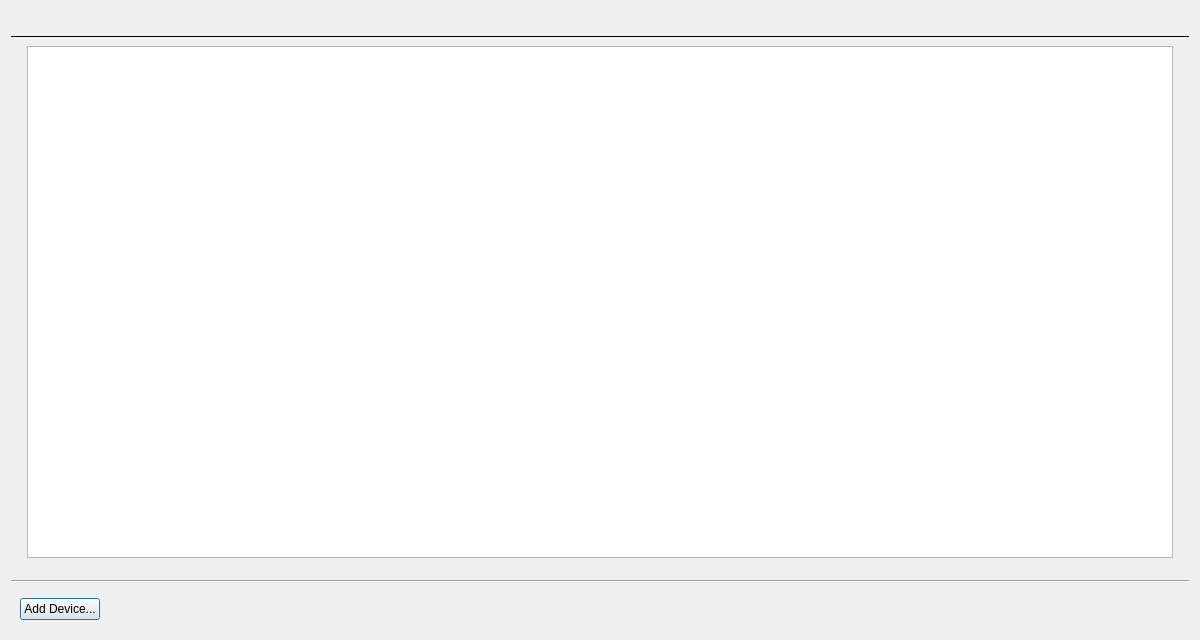
Qt form vms/client/nx_vms_client_desktop/src/ui/dialogs/camera_list_dialog.ui (networkoptix/nx_open) before a commit.
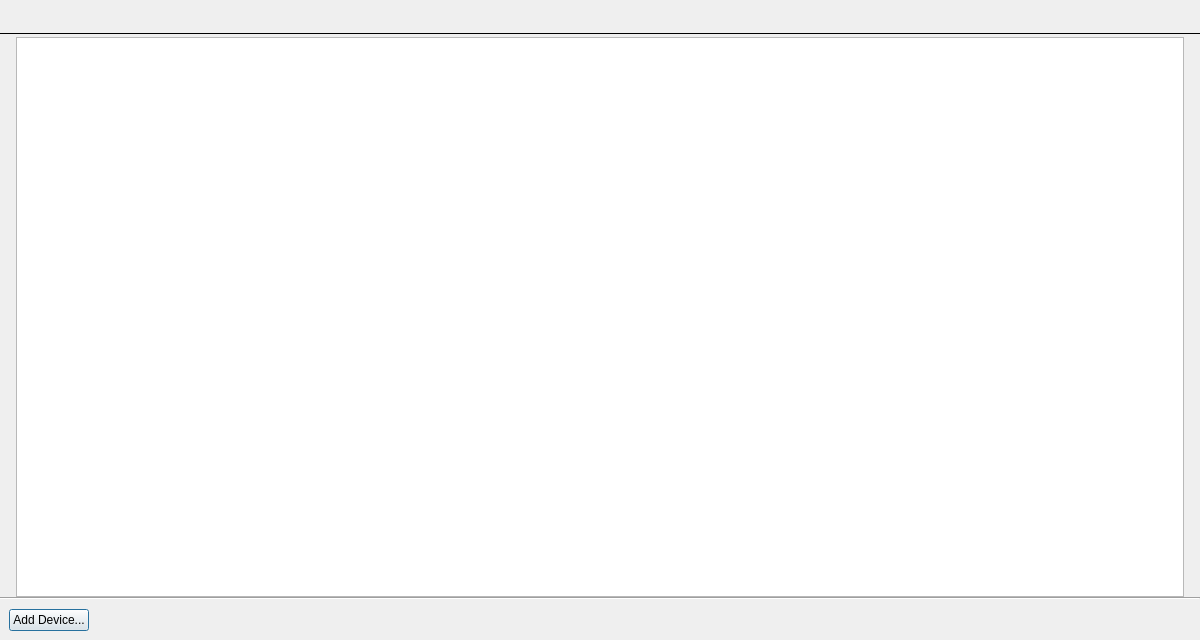
The same form after that commit. Custom widgets are drawn as their Qt base class.

Commit message:
VMS-11640: Scrollbars in the device list positioned incorrectly
<==== Mercurial data ====>
Branch: vms_4.0_gui

```diff
--- a/vms/client/nx_vms_client_desktop/src/ui/dialogs/camera_list_dialog.ui
+++ b/vms/client/nx_vms_client_desktop/src/ui/dialogs/camera_list_dialog.ui
@@ -11,9 +11,36 @@
    </rect>
   </property>
   <layout class="QVBoxLayout" name="verticalLayout">
+   <property name="spacing">
+    <number>0</number>
+   </property>
+   <property name="leftMargin">
+    <number>0</number>
+   </property>
+   <property name="topMargin">
+    <number>0</number>
+   </property>
+   <property name="rightMargin">
+    <number>0</number>
+   </property>
+   <property name="bottomMargin">
+    <number>0</number>
+   </property>
    <item>
     <widget class="nx::vms::client::desktop::Panel" name="panelWidget" native="true">
      <layout class="QHBoxLayout" name="horizontalLayout_2">
+      <property name="leftMargin">
+       <number>16</number>
+      </property>
+      <property name="topMargin">
+       <number>16</number>
+      </property>
+      <property name="rightMargin">
+       <number>16</number>
+      </property>
+      <property name="bottomMargin">
+       <number>16</number>
+      </property>
       <item>
        <widget class="nx::vms::client::desktop::SearchLineEdit" name="filterLineEdit" native="true">
         <property name="sizePolicy">
@@ -38,11 +65,7 @@
     </widget>
    </item>
    <item>
-    <widget class="QStackedWidget" name="stackedWidget">
-     <property name="currentIndex">
-      <number>0</number>
-     </property>
-     <widget class="QWidget" name="dataPage">
+    <widget class="QWidget" name="tableContainer" native="true">
       <layout class="QVBoxLayout" name="verticalLayout_3">
        <property name="leftMargin">
         <number>16</number>
@@ -54,7 +77,7 @@
         <number>16</number>
        </property>
        <property name="bottomMargin">
-        <number>16</number>
+       <number>0</number>
        </property>
        <item>
         <widget class="nx::vms::client::desktop::TableView" name="camerasView">
@@ -91,7 +114,6 @@
         </widget>
        </item>
       </layout>
-     </widget>
     </widget>
    </item>
    <item>
```
Lines whose indentation alone changed are shown as unchanged. The commit also changes 3 other files.
